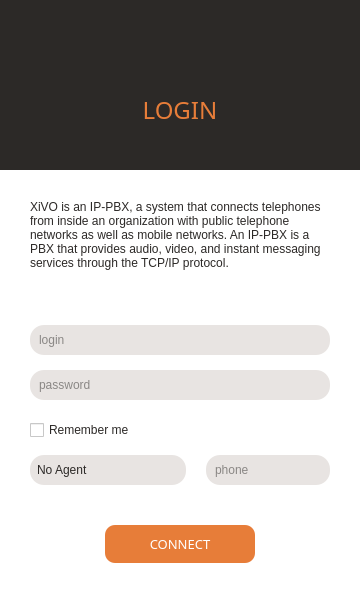
Above: xivoclient/src/login_widget/login_widget.ui from wazo-platform/wazo-client-qt before the change. Below: the same form after it.
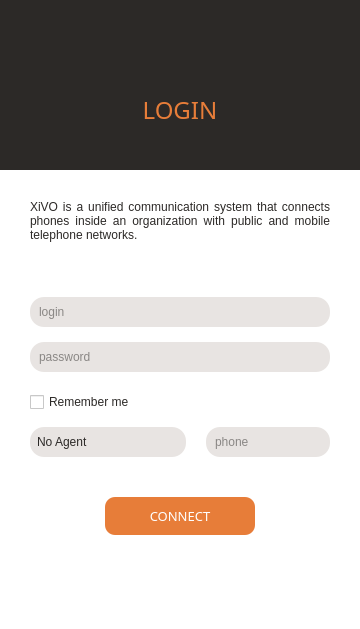
That is the form after the change. Icons and pictures are not drawn.

```diff
--- a/xivoclient/src/login_widget/login_widget.ui
+++ b/xivoclient/src/login_widget/login_widget.ui
@@ -7,7 +7,7 @@
     <x>0</x>
     <y>0</y>
     <width>360</width>
-    <height>580</height>
+    <height>629</height>
    </rect>
   </property>
   <property name="minimumSize">
@@ -275,15 +275,26 @@
              <verstretch>0</verstretch>
             </sizepolicy>
            </property>
+           <property name="font">
+            <font>
+             <family>Liberation Sans</family>
+             <pointsize>9</pointsize>
+             <weight>50</weight>
+             <bold>false</bold>
+            </font>
+           </property>
            <property name="styleSheet">
             <string notr="true">color: #2c2927;</string>
            </property>
            <property name="text">
-            <string>XiVO is an IP-PBX, a system that connects telephones from inside an organization with public telephone networks as well as mobile networks. An IP-PBX is a PBX that provides audio, video, and instant messaging services through the TCP/IP protocol.</string>
+            <string>XiVO is a unified communication system that connects phones inside an organization with public and mobile telephone networks.</string>
            </property>
            <property name="textFormat">
             <enum>Qt::AutoText</enum>
            </property>
+           <property name="alignment">
+            <set>Qt::AlignJustify|Qt::AlignVCenter</set>
+           </property>
            <property name="wordWrap">
             <bool>true</bool>
            </property>
@@ -310,6 +321,11 @@
          </item>
          <item>
           <widget class="QLineEdit" name="user_login">
+           <property name="font">
+            <font>
+             <family>Liberation Sans</family>
+            </font>
+           </property>
            <property name="styleSheet">
             <string notr="true">background-color: #e8e4e2; border-radius: 14px; padding: 7px; color: #2c2927;
 </string>
@@ -340,6 +356,11 @@
          </item>
          <item>
           <widget class="QLineEdit" name="user_password">
+           <property name="font">
+            <font>
+             <family>Liberation Sans</family>
+            </font>
+           </property>
            <property name="styleSheet">
             <string notr="true">background-color: #e8e4e2; border-radius: 14px; padding: 7px; color: #2c2927;
 </string>
@@ -373,6 +394,11 @@
          </item>
          <item>
           <widget class="QCheckBox" name="keep_password">
+           <property name="font">
+            <font>
+             <family>Liberation Sans</family>
+            </font>
+           </property>
            <property name="styleSheet">
             <string notr="true">color: #2C2927;</string>
            </property>
@@ -404,6 +430,11 @@
            </property>
            <item>
             <widget class="QComboBox" name="agent_options">
+             <property name="font">
+              <font>
+               <family>Liberation Sans</family>
+              </font>
+             </property>
              <property name="styleSheet">
               <string notr="true">background-color: #e8e4e2; border-radius: 14px; padding: 7px; selection-background-color: rgb(231,123, 57);
 color: #2c2927;
@@ -435,6 +466,11 @@
                <verstretch>0</verstretch>
               </sizepolicy>
              </property>
+             <property name="font">
+              <font>
+               <family>Liberation Sans</family>
+              </font>
+             </property>
              <property name="styleSheet">
               <string notr="true">background-color: #e8e4e2; border-radius: 14px; padding: 7px; color: #2c2927;
 </string>
```
